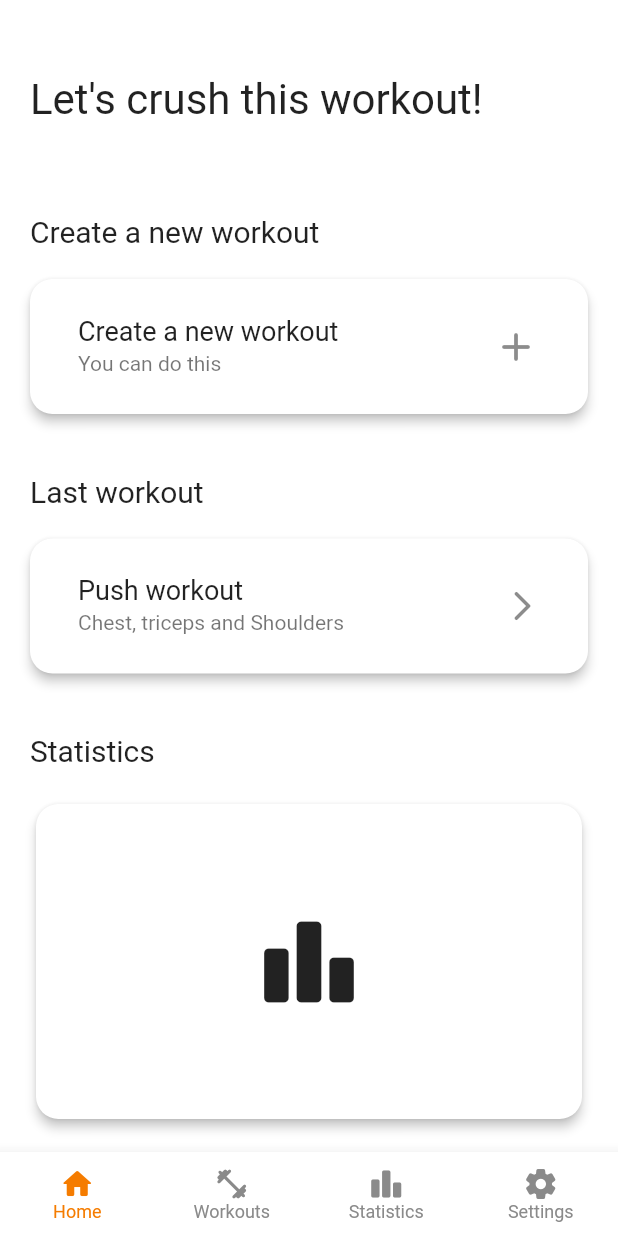
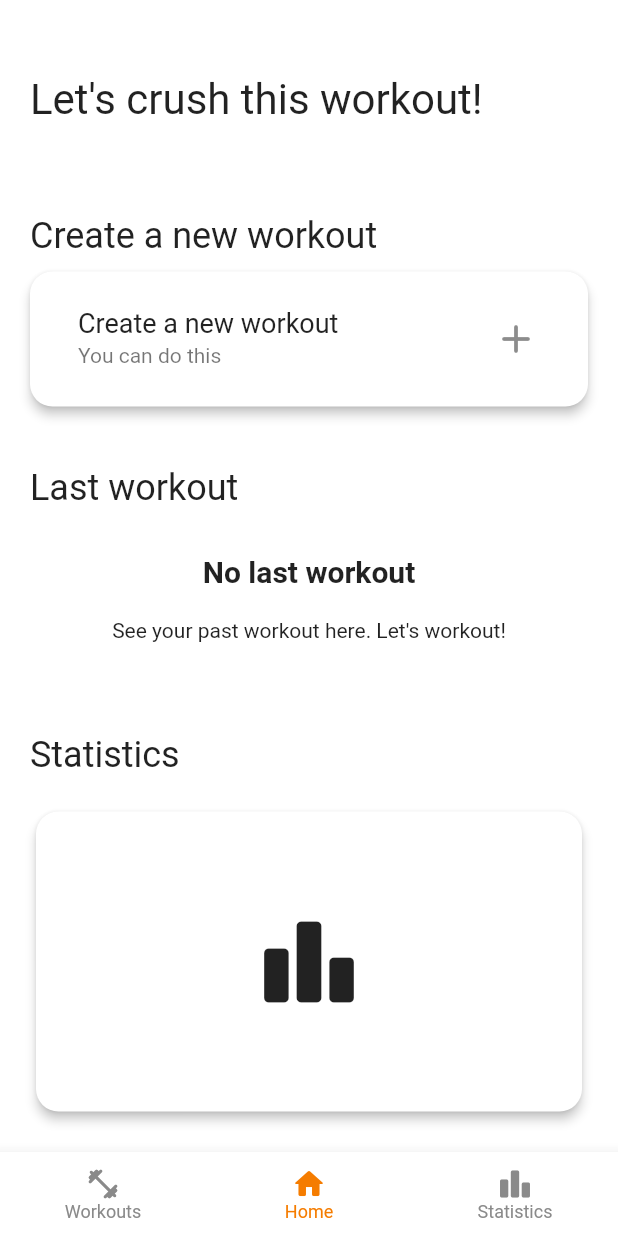
Before and after one commit to chalvikves/WorkoutApp, a Flutter app: the screen it shows after launch, on a phone screen of 412 x 824 dp. Run offline on Flutter 3.47's test engine with Material 2 defaults, Android fonts, the phone set to English and light mode, and no system bars.

Commit message:
Finished with more design, start on create workout

```diff
--- /dev/null
+++ b/workoutapp/lib/models/workout.dart
@@ -0,0 +1,8 @@
+import 'package:workoutapp/models/exercise.dart';
+
+class Workout {
+  final List<Exercise> exercises;
+  final String name;
+
+  Workout(this.exercises, this.name);
+}
--- /dev/null
+++ b/workoutapp/lib/views/Widgets/emptyPast.dart
@@ -0,0 +1,37 @@
+import 'package:flutter/material.dart';
+
+class EmptyPastList extends StatelessWidget {
+  final String desc;
+  final String title;
+  const EmptyPastList({Key? key, required this.desc, required this.title})
+      : super(key: key);
+
+  @override
+  Widget build(BuildContext context) {
+    return Center(
+      child: Column(
+        mainAxisAlignment: MainAxisAlignment.center,
+        children: [
+          Text(
+            title,
+            textAlign: TextAlign.center,
+            style: TextStyle(
+              fontSize: 20,
+              fontWeight: FontWeight.bold,
+            ),
+          ),
+          SizedBox(
+            height: 20,
+          ),
+          Text(
+            desc,
+            textAlign: TextAlign.center,
+            style: TextStyle(
+              fontSize: 14,
+            ),
+          ),
+        ],
+      ),
+    );
+  }
+}
--- a/workoutapp/lib/views/dashboard.dart
+++ b/workoutapp/lib/views/dashboard.dart
@@ -1,5 +1,6 @@
 import 'package:flutter/material.dart';
 import 'package:workoutapp/views/Widgets/CardForWorkout.dart';
+import 'package:workoutapp/views/Widgets/emptyPast.dart';
 import '../static/colors.dart' as col;
 
 class Dashboard extends StatefulWidget {
@@ -10,6 +11,12 @@ class Dashboard extends StatefulWidget {
 }
 
 class _DashboardState extends State<Dashboard> {
+  /*
+  TODO:
+    * Navigation for buttons
+
+  */
+
   @override
   Widget build(BuildContext context) {
     return MaterialApp(
@@ -68,11 +75,11 @@ class _DashboardState extends State<Dashboard> {
                 Text(
                   "Create a new workout",
                   style: TextStyle(
-                    fontSize: 20,
+                    fontSize: 24,
                   ),
                 ),
                 SizedBox(
-                  height: 20,
+                  height: 10,
                 ),
                 CardForWorkout(
                   onPressed: () => print('hi'),
@@ -89,25 +96,32 @@ class _DashboardState extends State<Dashboard> {
                 Text(
                   "Last workout",
                   style: TextStyle(
-                    fontSize: 20,
+                    fontSize: 24,
                   ),
                 ),
                 SizedBox(
-                  height: 20,
+                  height: 10,
                 ),
-                CardForWorkout(
-                  onPressed: () => print('hi'),
-                  title: "Push workout",
-                  muscles: "Chest, triceps and Shoulders",
-                  icon: Icon(Icons.arrow_forward_ios_rounded),
+                Container(
+                  height: 100,
+                  child: EmptyPastList(
+                    title: 'No last workout',
+                    desc: "See your past workout here. Let's workout!",
+                  ),
                 ),
+                // CardForWorkout(
+                //   onPressed: () => print('hi'),
+                //   title: "Push workout",
+                //   muscles: "Chest, triceps and Shoulders",
+                //   icon: Icon(Icons.arrow_forward_ios_rounded),
+                // ),
                 SizedBox(
                   height: 40,
                 ),
                 Text(
                   "Statistics",
                   style: TextStyle(
-                    fontSize: 20,
+                    fontSize: 24,
                   ),
                 ),
                 SizedBox(
@@ -118,7 +132,7 @@ class _DashboardState extends State<Dashboard> {
                     borderRadius: BorderRadius.circular(15),
                   ),
                   child: Container(
-                    height: 210,
+                    height: 200,
                     child: Center(
                       child: Icon(
                         Icons.leaderboard_rounded,
--- a/workoutapp/lib/views/home.dart
+++ b/workoutapp/lib/views/home.dart
@@ -1,5 +1,6 @@
 import 'package:flutter/material.dart';
 import 'package:flutter/services.dart';
+import 'package:workoutapp/views/CreateWorkout.dart';
 import 'package:workoutapp/views/dashboard.dart';
 import 'package:workoutapp/views/settings.dart';
 import 'package:workoutapp/views/statistics.dart';
@@ -24,15 +25,15 @@ class _HomeState extends State<Home> {
     super.dispose();
   }
 
-  int index = 0;
+  int index = 1;
 
   @override
   Widget build(BuildContext context) {
     final _pages = [
+      CreateWorkout(),
+      //Workouts(),
       Dashboard(),
-      Workouts(),
       Statistics(),
-      Settings(),
     ];
 
     return AnnotatedRegion<SystemUiOverlayStyle>(
@@ -56,20 +57,16 @@ class _HomeState extends State<Home> {
             bottomNavigationBar: BottomNavigationBar(
               items: [
                 BottomNavigationBarItem(
+                  icon: Icon(Icons.fitness_center_rounded),
+                  label: 'Workouts',
+                ),
+                BottomNavigationBarItem(
                   icon: Icon(Icons.home_rounded),
                   label: 'Home',
                 ),
                 BottomNavigationBarItem(
-                  icon: Icon(Icons.fitness_center_rounded),
-                  label: 'Workouts',
-                ),
-                BottomNavigationBarItem(
                   icon: Icon(Icons.leaderboard_rounded),
                   label: 'Statistics',
-                ),
-                BottomNavigationBarItem(
-                  icon: Icon(Icons.settings_rounded),
-                  label: 'Settings',
                 ),
               ],
               type: BottomNavigationBarType.fixed,
--- a/workoutapp/lib/views/workouts.dart
+++ b/workoutapp/lib/views/workouts.dart
@@ -1,5 +1,7 @@
 import 'package:flutter/material.dart';
 import 'package:workoutapp/views/Widgets/CardForWorkout.dart';
+import 'package:workoutapp/views/Widgets/emptyPast.dart';
+import 'package:workoutapp/views/Widgets/emptySaved.dart';
 import '../static/colors.dart' as col;
 
 class Workouts extends StatefulWidget {
@@ -10,10 +12,17 @@ class Workouts extends StatefulWidget {
 }
 
 class _WorkoutsState extends State<Workouts> {
+  /*
+  TODO:
+    * Create workout page
+    * View model for workouts
+
+   */
+
   List<String> titles = [
-    'Push workout',
-    'Pull workout',
-    'Legs workout',
+    //'Push workout',
+    //'Pull workout',
+    //'Legs workout',
   ];
   List<String> muscles = [
     "Chest, triceps and Shoulders",
@@ -82,7 +91,9 @@ class _WorkoutsState extends State<Workouts> {
                         height: 20,
                       ),
                       Expanded(
-                        child: ListView.builder(
+                        child: titles.isEmpty
+                            ? EmptySavedList()
+                            : ListView.builder(
                                 itemCount: titles.length,
                                 itemBuilder: (context, index) {
                                   return Column(
@@ -91,7 +102,8 @@ class _WorkoutsState extends State<Workouts> {
                                         title: titles[index],
                                         onPressed: () => print('hi'),
                                         muscles: muscles[index],
-                                  icon: Icon(Icons.arrow_forward_ios_rounded),
+                                        icon: Icon(
+                                            Icons.arrow_forward_ios_rounded),
                                       ),
                                       SizedBox(
                                         height: 10,
@@ -104,9 +116,6 @@ class _WorkoutsState extends State<Workouts> {
                       SizedBox(
                         height: 10,
                       ),
-                      Text(
-                        "Kanske en grid med bara små rutor för varje, eller så göra en lista såhär",
-                      )
                     ],
                   ),
                 ),
@@ -128,7 +137,13 @@ class _WorkoutsState extends State<Workouts> {
                         height: 20,
                       ),
                       Expanded(
-                        child: ListView.builder(
+                        child: titles.isEmpty
+                            ? EmptyPastList(
+                                title: 'No past workouts',
+                                desc:
+                                    "See all your past workouts here. Come on, let's workout!",
+                              )
+                            : ListView.builder(
                                 itemCount: titles.length,
                                 itemBuilder: (context, index) {
                                   return Column(
@@ -137,7 +152,8 @@ class _WorkoutsState extends State<Workouts> {
                                         title: titles[index],
                                         onPressed: () => print('hi'),
                                         muscles: muscles[index],
-                                  icon: Icon(Icons.arrow_forward_ios_rounded),
+                                        icon: Icon(
+                                            Icons.arrow_forward_ios_rounded),
                                       ),
                                       SizedBox(
                                         height: 10,
```
Also changed, not shown: workoutapp/lib/models/exercise.dart (added, +17 -0 lines), workoutapp/lib/models/muscleGroup.dart (added, +15 -0 lines), workoutapp/lib/viewmodels/home_viewmode.dart (added, +11 -0 lines), workoutapp/lib/views/CreateWorkout.dart (added, +71 -0 lines), workoutapp/lib/views/Widgets/emptySaved.dart (added, +64 -0 lines), workoutapp/lib/views/statistics.dart (+31 -3 lines). Lines whose indentation alone changed are shown as unchanged.
